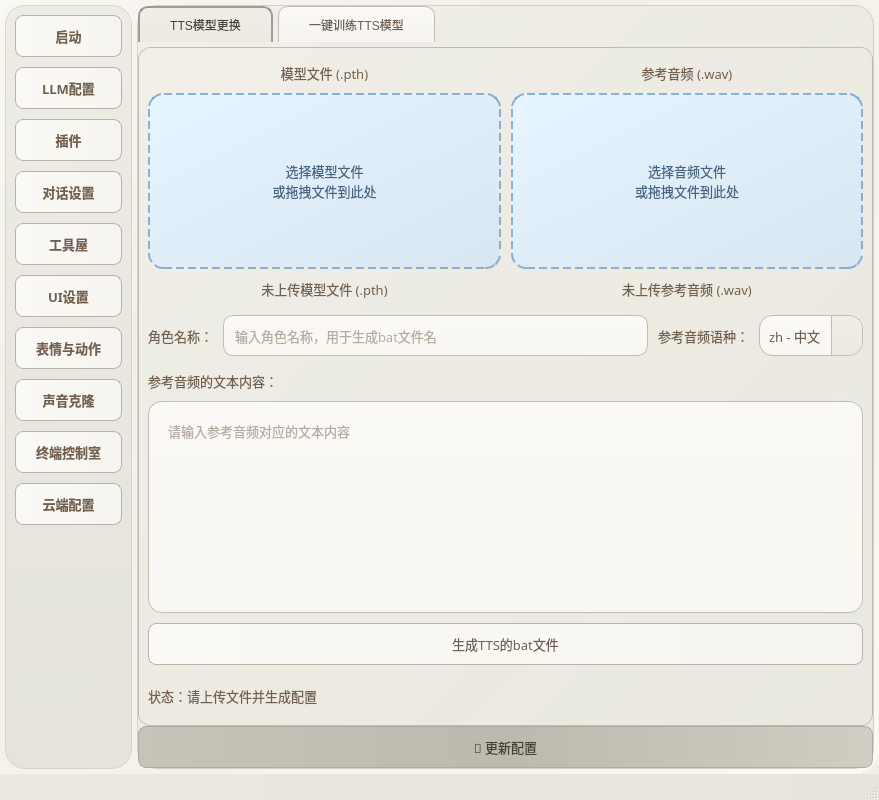
Old version of the form live-2d/test222.ui in the repository morettt/my-neuro.
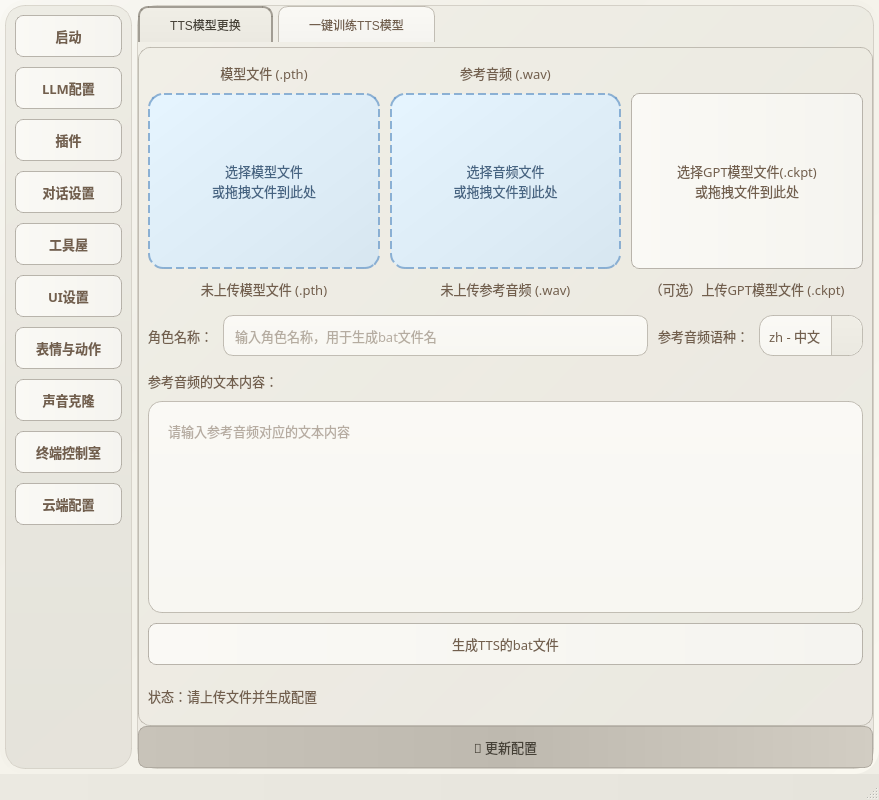
New version of the form. The open tabs and pages were chosen to show the change.

Commit message: 在声音克隆模块新增GPT模型的选项

The edit to the form file:
```diff
--- a/live-2d/test222.ui
+++ b/live-2d/test222.ui
@@ -2061,6 +2061,58 @@
                    </property>
                   </widget>
                  </item>
+                 <item row="1" column="2">
+                  <widget class="QPushButton" name="pushButton_select_gpt_model">
+                   <property name="sizePolicy">
+                    <sizepolicy hsizetype="Preferred" vsizetype="Preferred">
+                     <horstretch>0</horstretch>
+                     <verstretch>0</verstretch>
+                    </sizepolicy>
+                   </property>
+                   <property name="minimumSize">
+                    <size>
+                     <width>0</width>
+                     <height>0</height>
+                    </size>
+                   </property>
+                   <property name="font">
+                    <font>
+                     <family>微软雅黑</family>
+                     <pointsize>10</pointsize>
+                    </font>
+                   </property>
+                   <property name="text">
+                    <string>选择GPT模型文件(.ckpt)
+或拖拽文件到此处</string>
+                   </property>
+                  </widget>
+                 </item>
+                 <!-- <item row="1" column="3">
+                  <widget class="QPushButton" name="pushButton_select_multiple_audios">
+                   <property name="sizePolicy">
+                    <sizepolicy hsizetype="Preferred" vsizetype="Preferred">
+                     <horstretch>0</horstretch>
+                     <verstretch>0</verstretch>
+                    </sizepolicy>
+                   </property>
+                   <property name="minimumSize">
+                    <size>
+                     <width>0</width>
+                     <height>0</height>
+                    </size>
+                   </property>
+                   <property name="font">
+                    <font>
+                     <family>微软雅黑</family>
+                     <pointsize>10</pointsize>
+                    </font>
+                   </property>
+                   <property name="text">
+                    <string>选择辅助音频文件
+或拖拽文件到此处</string>
+                   </property>
+                  </widget>
+                 </item> -->
                  <item row="2" column="0">
                   <widget class="QLabel" name="label_model_status">
                    <property name="font">
@@ -2093,6 +2145,38 @@
                    </property>
                   </widget>
                  </item>
+                 <item row="2" column="2">
+                  <widget class="QLabel" name="label_gpt_model_status">
+                   <property name="font">
+                    <font>
+                     <family>微软雅黑</family>
+                     <pointsize>10</pointsize>
+                    </font>
+                   </property>
+                   <property name="text">
+                    <string>（可选）上传GPT模型文件 (.ckpt)</string>
+                   </property>
+                   <property name="alignment">
+                    <set>Qt::AlignCenter</set>
+                   </property>
+                  </widget>
+                 </item>
+                 <!-- <item row="2" column="3">
+                  <widget class="QLabel" name="label_ref_audios_status">
+                   <property name="font">
+                    <font>
+                     <family>微软雅黑</family>
+                     <pointsize>10</pointsize>
+                    </font>
+                   </property>
+                   <property name="text">
+                    <string>未上传辅助参考音频 (.wav)</string>
+                   </property>
+                   <property name="alignment">
+                    <set>Qt::AlignCenter</set>
+                   </property>
+                  </widget>
+                 </item> -->
                 </layout>
                </item>
                <item>
```
The commit also changes 13 other files.
